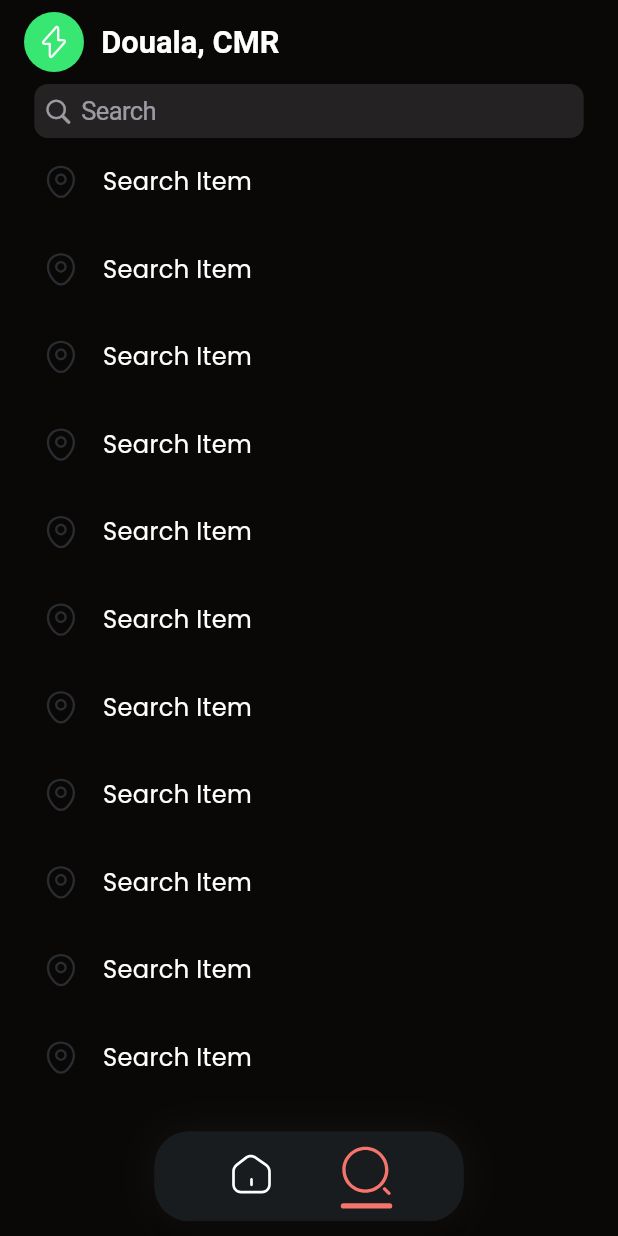
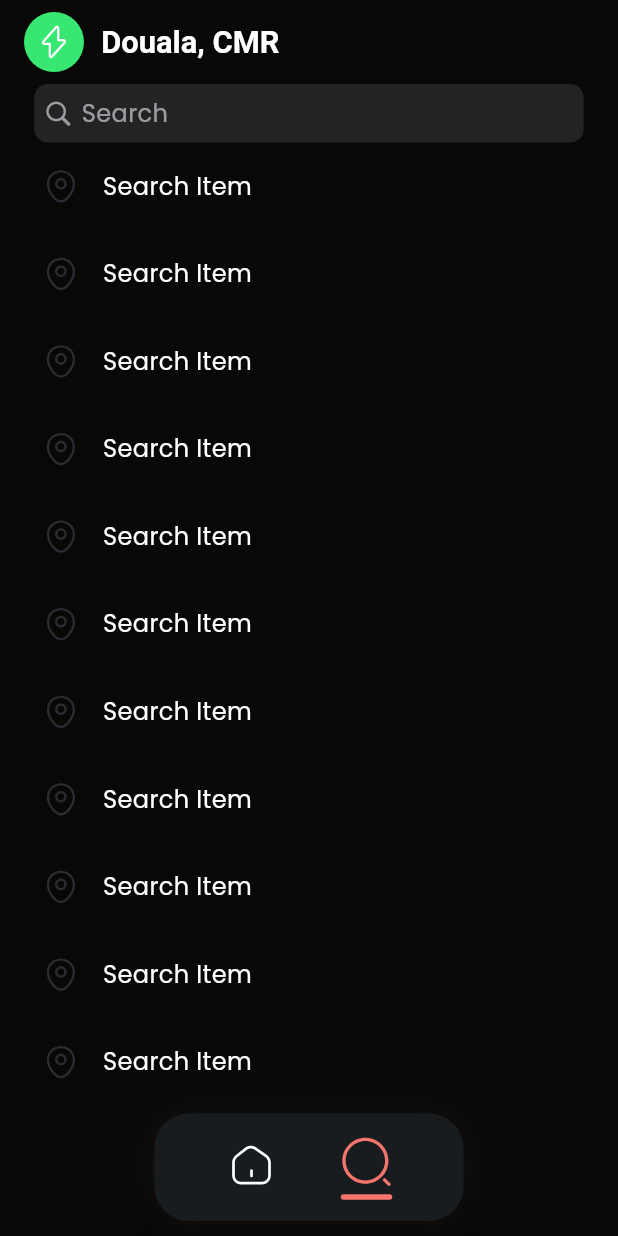
Before and after one commit to yunweneric/alert-eneo, a Flutter app: the HomeScreen screen opened by its route, after a tap on an icon or button, on a phone screen of 412 x 824 dp. Run offline on Flutter 3.47's test engine with Material 2 defaults, Android fonts, the phone set to English and light mode, and no system bars; our stand-ins replace easy_localization, flutter_screenutil, flutter_svg, go_router, google_fonts.

Commit message:
Added the search screen and the homescreen template

```diff
--- a/lib/app/home/home_screen.dart
+++ b/lib/app/home/home_screen.dart
@@ -41,21 +41,24 @@ class _HomeScreenState extends State<HomeScreen> {
           AnimatedSwitcher(
             duration: Duration(milliseconds: 500),
             child: activeIndex == 0 ? home(context) : searchHome(context),
-            // transitionBuilder: (Widget child, Animation<double> a) {
-            //   return ScaleTransition(scale: a);
-            // },
           ),
           Positioned(
             bottom: 10,
             left: kwidth(context) / 4,
             right: kwidth(context) / 4,
-            child: Material(
-              elevation: 10,
-              shape: RoundedRectangleBorder(borderRadius: radiusL()),
+            child: bottombar(context),
+          ),
+        ],
+      ),
+    );
+  }
+
+  Material bottombar(BuildContext context) {
+    return Material(
+      elevation: 20,
+      shape: RoundedRectangleBorder(borderRadius: radiusXxl()),
       child: Container(
-                height: 50.h,
-                // width: kwidth(context) / 2,
-                // margin: EdgeInsets.only(left: 20.w, right: 20.w, bottom: 30.h),
+        height: 60.h,
         decoration: BoxDecoration(
           color: Theme.of(context).cardColor,
           borderRadius: radiusL(),
@@ -121,10 +124,6 @@ class _HomeScreenState extends State<HomeScreen> {
           ],
         ),
       ),
-            ),
-          ),
-        ],
-      ),
     );
   }
 
@@ -134,7 +133,9 @@ class _HomeScreenState extends State<HomeScreen> {
       padding: kAppPading(),
       child: Column(
         children: [
-          CupertinoSearchTextField(),
+          CupertinoSearchTextField(
+            style: Theme.of(context).textTheme.bodyMedium,
+          ),
           Expanded(
             child: ListView.builder(
               itemBuilder: (c, i) {
```
Lines whose indentation alone changed are shown as unchanged.
